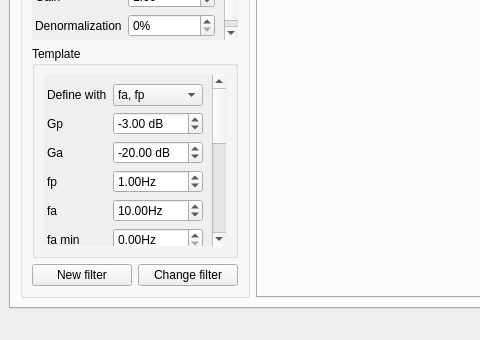
juan-sb/filtertool-tc22, file designer/mainwindow.ui: the form before one commit; both pictures show x 0 to 480 and y 307 to 647 of the 1076 by 647 pixel window.
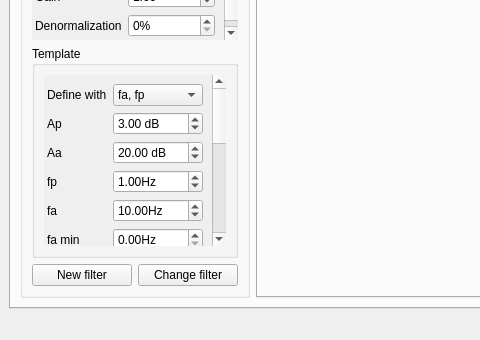
The form after the commit. Custom widgets are drawn as their Qt base class.

What changed in the file:
```diff
--- a/designer/mainwindow.ui
+++ b/designer/mainwindow.ui
@@ -1642,7 +1642,7 @@
                  <property name="geometry">
                   <rect>
                    <x>0</x>
-                   <y>-220</y>
+                   <y>0</y>
                    <width>173</width>
                    <height>402</height>
                   </rect>
@@ -1663,7 +1663,7 @@
                   <item row="1" column="0">
                    <widget class="QLabel" name="label_gp">
                     <property name="text">
-                     <string>Gp</string>
+                     <string>Ap</string>
                     </property>
                    </widget>
                   </item>
@@ -1752,17 +1752,20 @@
                     <property name="enabled">
                      <bool>true</bool>
                     </property>
+                    <property name="prefix">
+                     <string/>
+                    </property>
                     <property name="suffix">
                      <string> dB</string>
                     </property>
                     <property name="minimum">
-                     <double>-9999999.000000000000000</double>
-                    </property>
-                    <property name="maximum">
                      <double>0.000000000000000</double>
                     </property>
+                    <property name="maximum">
+                     <double>1000000.000000000000000</double>
+                    </property>
                     <property name="value">
-                     <double>-20.000000000000000</double>
+                     <double>20.000000000000000</double>
                     </property>
                    </widget>
                   </item>
@@ -1837,7 +1840,7 @@
                   <item row="2" column="0">
                    <widget class="QLabel" name="label_ga">
                     <property name="text">
-                     <string>Ga</string>
+                     <string>Aa</string>
                     </property>
                    </widget>
                   </item>
@@ -1964,13 +1967,13 @@
                      <string> dB</string>
                     </property>
                     <property name="minimum">
-                     <double>-9999999.000000000000000</double>
-                    </property>
-                    <property name="maximum">
                      <double>0.000000000000000</double>
                     </property>
+                    <property name="maximum">
+                     <double>1000000.000000000000000</double>
+                    </property>
                     <property name="value">
-                     <double>-3.000000000000000</double>
+                     <double>3.000000000000000</double>
                     </property>
                    </widget>
                   </item>
```
Left out of the diff: 12 changed lines with no effect on the pictures.
